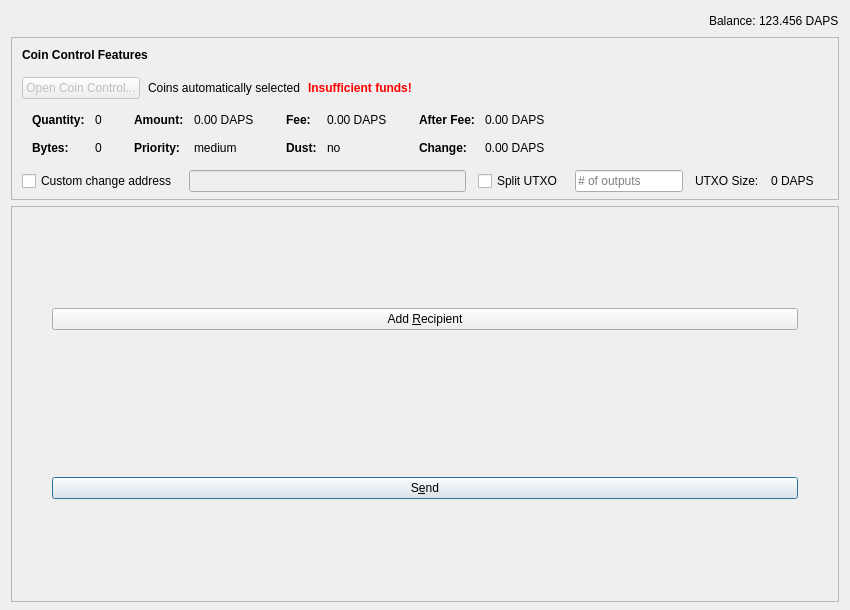
Qt form src/qt/forms/sendcoinsdialog.ui (nashsclay/DAPSCoin) before a commit.
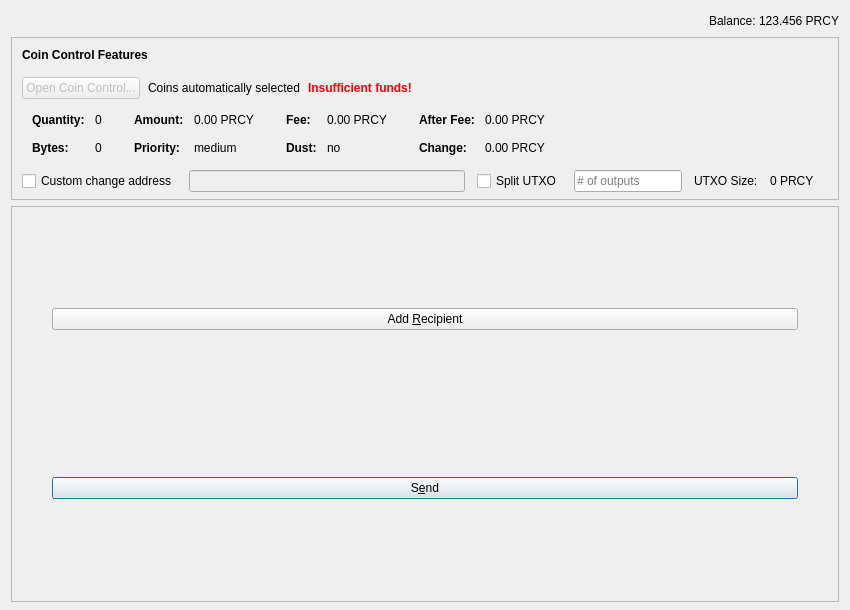
The same form after that commit. Icons and pictures are not drawn. Custom widgets are drawn as their Qt base class.

Commit message: convert to PRCY

```diff
--- a/src/qt/forms/sendcoinsdialog.ui
+++ b/src/qt/forms/sendcoinsdialog.ui
@@ -56,7 +56,7 @@
           <cursorShape>IBeamCursor</cursorShape>
          </property>
          <property name="text">
-          <string notr="true">123.456 DAPS</string>
+          <string notr="true">123.456 PRCY</string>
          </property>
          <property name="textInteractionFlags">
           <set>Qt::LinksAccessibleByMouse|Qt::TextSelectableByKeyboard|Qt::TextSelectableByMouse</set>
@@ -377,7 +377,7 @@
                   <enum>Qt::ActionsContextMenu</enum>
                  </property>
                  <property name="text">
-                  <string notr="true">0.00 DAPS</string>
+                  <string notr="true">0.00 PRCY</string>
                  </property>
                  <property name="textInteractionFlags">
                   <set>Qt::LinksAccessibleByMouse|Qt::TextSelectableByKeyboard|Qt::TextSelectableByMouse</set>
@@ -457,7 +457,7 @@
                   <enum>Qt::ActionsContextMenu</enum>
                  </property>
                  <property name="text">
-                  <string notr="true">0.00 DAPS</string>
+                  <string notr="true">0.00 PRCY</string>
                  </property>
                  <property name="textInteractionFlags">
                   <set>Qt::LinksAccessibleByMouse|Qt::TextSelectableByKeyboard|Qt::TextSelectableByMouse</set>
@@ -537,7 +537,7 @@
                   <enum>Qt::ActionsContextMenu</enum>
                  </property>
                  <property name="text">
-                  <string notr="true">0.00 DAPS</string>
+                  <string notr="true">0.00 PRCY</string>
                  </property>
                  <property name="textInteractionFlags">
                   <set>Qt::LinksAccessibleByMouse|Qt::TextSelectableByKeyboard|Qt::TextSelectableByMouse</set>
@@ -566,7 +566,7 @@
                   <enum>Qt::ActionsContextMenu</enum>
                  </property>
                  <property name="text">
-                  <string notr="true">0.00 DAPS</string>
+                  <string notr="true">0.00 PRCY</string>
                  </property>
                  <property name="textInteractionFlags">
                   <set>Qt::LinksAccessibleByMouse|Qt::TextSelectableByKeyboard|Qt::TextSelectableByMouse</set>
@@ -647,7 +647,7 @@
           <item>
            <widget class="QLabel" name="labelBlockSize">
             <property name="text">
-             <string>0 DAPS</string>
+             <string>0 PRCY</string>
             </property>
            </widget>
           </item>
```
The commit also changes 392 other files.
